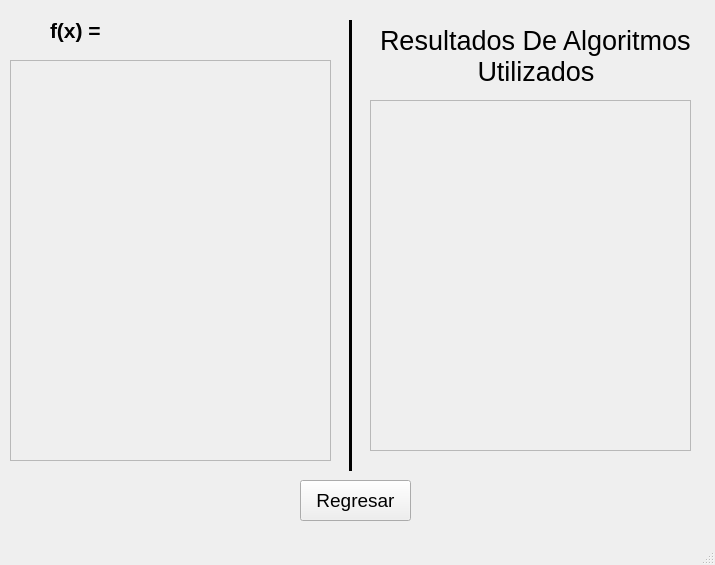
This is ProyectoMetodosNumericos/Ventanas/Historial.ui in jimmybanegas/ProyectoMetodosNumericos as Qt 5 draws it before an edit. The edited form follows.
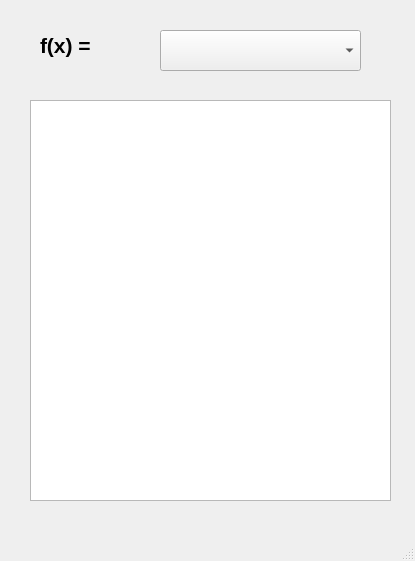
This is the edited form. Icons and pictures are not drawn.

Commit message: Ventana Historial

Patch:
```diff
--- a/ProyectoMetodosNumericos/Ventanas/Historial.ui
+++ b/ProyectoMetodosNumericos/Ventanas/Historial.ui
@@ -6,8 +6,8 @@
    <rect>
     <x>0</x>
     <y>0</y>
-    <width>715</width>
-    <height>565</height>
+    <width>415</width>
+    <height>561</height>
    </rect>
   </property>
   <property name="windowTitle">
@@ -18,32 +18,33 @@
     <normaloff>:/119499456854720557funct.svg.med.png</normaloff>:/119499456854720557funct.svg.med.png</iconset>
   </property>
   <widget class="QWidget" name="centralwidget">
-   <widget class="Line" name="line">
+   <widget class="QComboBox" name="cbfx">
     <property name="geometry">
      <rect>
-      <x>340</x>
-      <y>20</y>
-      <width>20</width>
-      <height>451</height>
-     </rect>
-    </property>
-    <property name="frameShadow">
-     <enum>QFrame::Plain</enum>
-    </property>
-    <property name="lineWidth">
-     <number>3</number>
-    </property>
-    <property name="orientation">
-     <enum>Qt::Vertical</enum>
-    </property>
-   </widget>
-   <widget class="QLabel" name="label">
-    <property name="geometry">
-     <rect>
-      <x>50</x>
-      <y>10</y>
-      <width>211</width>
+      <x>160</x>
+      <y>30</y>
+      <width>201</width>
       <height>41</height>
+     </rect>
+    </property>
+   </widget>
+   <widget class="QTextEdit" name="teSteps">
+    <property name="geometry">
+     <rect>
+      <x>30</x>
+      <y>100</y>
+      <width>361</width>
+      <height>401</height>
+     </rect>
+    </property>
+   </widget>
+   <widget class="QLabel" name="lbfx">
+    <property name="geometry">
+     <rect>
+      <x>40</x>
+      <y>30</y>
+      <width>71</width>
+      <height>31</height>
      </rect>
     </property>
     <property name="font">
@@ -54,89 +55,7 @@
      </font>
     </property>
     <property name="text">
-     <string>f(x) = </string>
-    </property>
-   </widget>
-   <widget class="QFrame" name="frame">
-    <property name="geometry">
-     <rect>
-      <x>10</x>
-      <y>60</y>
-      <width>321</width>
-      <height>401</height>
-     </rect>
-    </property>
-    <property name="frameShape">
-     <enum>QFrame::StyledPanel</enum>
-    </property>
-    <property name="frameShadow">
-     <enum>QFrame::Raised</enum>
-    </property>
-   </widget>
-   <widget class="QLabel" name="lbResultados">
-    <property name="geometry">
-     <rect>
-      <x>380</x>
-      <y>20</y>
-      <width>311</width>
-      <height>71</height>
-     </rect>
-    </property>
-    <property name="font">
-     <font>
-      <pointsize>20</pointsize>
-      <weight>50</weight>
-      <bold>false</bold>
-     </font>
-    </property>
-    <property name="text">
-     <string>Resultados De Algoritmos 
-             Utilizados</string>
-    </property>
-   </widget>
-   <widget class="QScrollArea" name="scrollArea">
-    <property name="geometry">
-     <rect>
-      <x>370</x>
-      <y>100</y>
-      <width>321</width>
-      <height>351</height>
-     </rect>
-    </property>
-    <property name="widgetResizable">
-     <bool>true</bool>
-    </property>
-    <widget class="QWidget" name="scrollAreaWidgetContents">
-     <property name="geometry">
-      <rect>
-       <x>0</x>
-       <y>0</y>
-       <width>319</width>
-       <height>349</height>
-      </rect>
-     </property>
-    </widget>
-   </widget>
-   <widget class="QPushButton" name="btnRegresar">
-    <property name="geometry">
-     <rect>
-      <x>300</x>
-      <y>480</y>
-      <width>111</width>
-      <height>41</height>
-     </rect>
-    </property>
-    <property name="font">
-     <font>
-      <pointsize>14</pointsize>
-     </font>
-    </property>
-    <property name="text">
-     <string>Regresar</string>
-    </property>
-    <property name="icon">
-     <iconset resource="imagenes/imagenes.qrc">
-      <normaloff>:/view-refresh.png</normaloff>:/view-refresh.png</iconset>
+     <string>f(x) =</string>
     </property>
    </widget>
   </widget>
```
Left out of the diff: 16 changed lines with no effect on the pictures. The commit also changes 1 other file.
